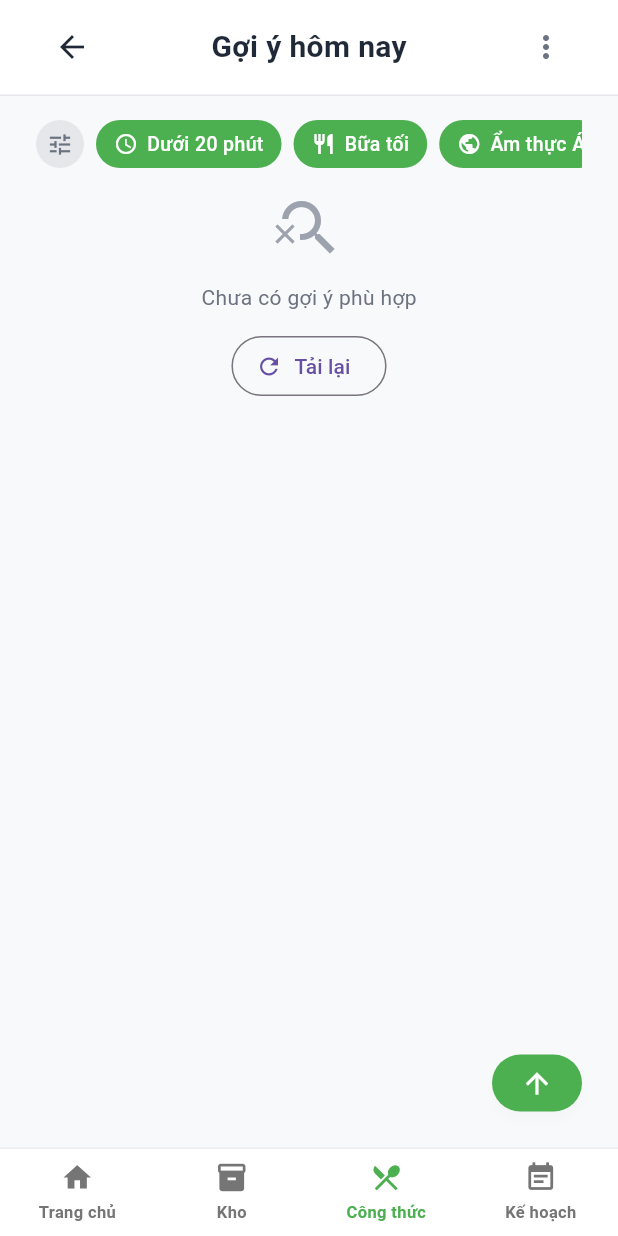
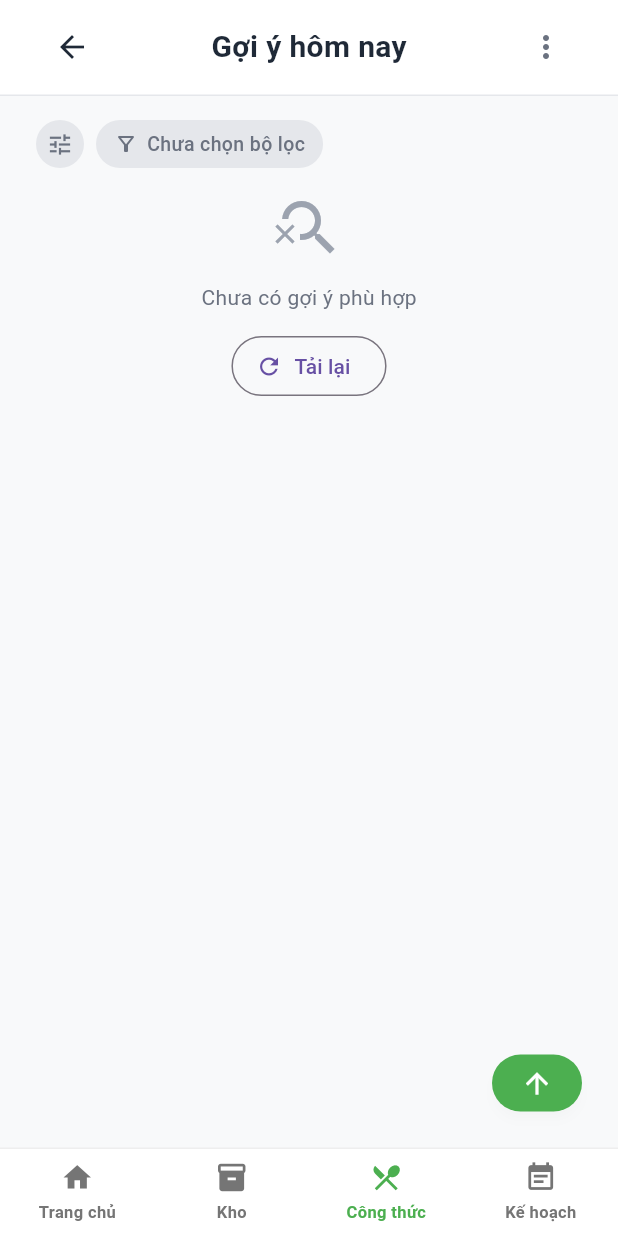
Before and after one commit to softdev-hub/fridge_to_fork_assistant, a Flutter app: the RecipeMatchingView screen opened directly, on a phone screen of 412 x 824 dp. Run offline on Flutter 3.47's test engine with Material 3 defaults, Android fonts, the phone set to English and light mode, and no system bars; our stand-ins replace flutter_dotenv, flutter_local_notifications, flutter_timezone, google_fonts, image_picker, supabase_flutter and 1 more; missing offline and left inert: google_mlkit_text_recognition, workmanager; accounts and stored records are empty; statements that could not run were skipped.

Commit message:
#6 - feat: implement recipe suggestion filter logic

```diff
--- /dev/null
+++ b/lib/controllers/recipe_suggestion_filters.dart
@@ -0,0 +1,187 @@
+import '../models/enums.dart';
+import '../models/recipe.dart';
+import 'recipe_suggestion_controller.dart';
+
+/// Helper to normalize and validate filter selections coming from
+/// the recipe filter dialogs (default + validation views), and to
+/// apply them to recipe suggestions.
+class RecipeFilterOptions {
+  /// Time keys match radio values in the filter dialogs.
+  /// Allowed: '', 'under15', '15to30', 'over30', 'none'
+  final String timeKey;
+  final Set<String> mealLabels; // e.g. {'Sáng', 'Trưa'}
+  final Set<String> cuisineLabels; // e.g. {'Việt', 'Á'}
+
+  const RecipeFilterOptions({
+    required this.timeKey,
+    required this.mealLabels,
+    required this.cuisineLabels,
+  });
+
+  bool get isComplete =>
+      timeKey.isNotEmpty && mealLabels.isNotEmpty && cuisineLabels.isNotEmpty;
+
+  /// Factory to create options from raw selections in the dialogs.
+  factory RecipeFilterOptions.fromSelections({
+    required String selectedTime,
+    required Set<String> selectedMeals,
+    required Set<String> selectedCuisines,
+  }) {
+    return RecipeFilterOptions(
+      timeKey: selectedTime,
+      mealLabels: Set<String>.from(selectedMeals),
+      cuisineLabels: Set<String>.from(selectedCuisines),
+    );
+  }
+}
+
+class RecipeSuggestionFilters {
+  /// Validate completeness used by the validation dialog.
+  static (bool isValid, String? message) validateComplete(
+    RecipeFilterOptions options,
+  ) {
+    if (options.timeKey.isEmpty) {
+      return (false, 'Hãy chọn thời gian nấu.');
+    }
+    if (options.mealLabels.isEmpty) {
+      return (false, 'Hãy chọn loại bữa.');
+    }
+    if (options.cuisineLabels.isEmpty) {
+      return (false, 'Hãy chọn ẩm thực.');
+    }
+    return (true, null);
+  }
+
+  /// Apply filters to a list of recipe suggestions.
+  static List<RecipeSuggestion> applyToSuggestions(
+    List<RecipeSuggestion> suggestions,
+    RecipeFilterOptions options, {
+    bool lenientMissing = true,
+  }) {
+    final mealEnums = _mapMeals(options.mealLabels);
+    final cuisines = _normalizeCuisines(options.cuisineLabels);
+
+    return suggestions.where((s) {
+      final r = s.recipe;
+      return _matchTime(r, options.timeKey, lenientMissing) &&
+          _matchMeal(r, mealEnums, lenientMissing) &&
+          _matchCuisine(r, cuisines, lenientMissing);
+    }).toList();
+  }
+
+  /// Apply filters directly to recipes (if suggestions not yet computed).
+  static List<Recipe> applyToRecipes(
+    List<Recipe> recipes,
+    RecipeFilterOptions options, {
+    bool lenientMissing = true,
+  }) {
+    final mealEnums = _mapMeals(options.mealLabels);
+    final cuisines = _normalizeCuisines(options.cuisineLabels);
+
+    return recipes.where((r) {
+      return _matchTime(r, options.timeKey, lenientMissing) &&
+          _matchMeal(r, mealEnums, lenientMissing) &&
+          _matchCuisine(r, cuisines, lenientMissing);
+    }).toList();
+  }
+
+  static bool _matchTime(
+    Recipe recipe,
+    String timeKey,
+    bool lenientMissing,
+  ) {
+    if (timeKey.isEmpty || timeKey == 'none') return true;
+    final minutes = recipe.cookingTimeMinutes;
+    // Cho qua nếu thiếu dữ liệu khi ở chế độ lenient
+    if (minutes == null) return lenientMissing;
+    switch (timeKey) {
+      case 'under15':
+        return minutes < 15;
+      case '15to30':
+        return minutes >= 15 && minutes <= 30;
+      case 'over30':
+        return minutes > 30;
+      default:
+        return true;
+    }
+  }
+
+  static bool _matchMeal(
+    Recipe recipe,
+    Set<MealTypeEnum> allowed,
+    bool lenientMissing,
+  ) {
+    if (allowed.isEmpty) return true;
+    final meal = recipe.mealType;
+    if (meal == null) return lenientMissing;
+    return allowed.contains(meal);
+  }
+
+  static bool _matchCuisine(
+    Recipe recipe,
+    Set<String> cuisines,
+    bool lenientMissing,
+  ) {
+    if (cuisines.isEmpty) return true;
+    final c = recipe.cuisine?.trim().toLowerCase();
+    if (c == null || c.isEmpty) return lenientMissing;
+    return cuisines.any((target) => c.contains(target) || target.contains(c));
+  }
+
+  static Set<MealTypeEnum> _mapMeals(Set<String> labels) {
+    final normalized = labels.map((e) => e.trim().toLowerCase()).toSet();
+    final result = <MealTypeEnum>{};
+    for (final label in normalized) {
+      if (label.contains('sáng')) {
+        result.add(MealTypeEnum.breakfast);
+      } else if (label.contains('trưa')) {
+        result.add(MealTypeEnum.lunch);
+      } else if (label.contains('tối')) {
+        result.add(MealTypeEnum.dinner);
+      }
+      // 'Bữa phụ' không map vì chưa có enum tương ứng.
+    }
+    return result;
+  }
+
+  static Set<String> _normalizeCuisines(Set<String> labels) {
+    final mapped = <String>{};
+    for (final raw in labels) {
+      final v = raw.trim().toLowerCase();
+      if (v.isEmpty) continue;
+      switch (v) {
+        case 'việt':
+        case 'vietnam':
+        case 'vietnamese':
+          mapped.add('việt');
+          break;
+        case 'á':
+        case 'asian':
+          mapped.add('á');
+          break;
+        case 'âu':
+        case 'europe':
+        case 'european':
+          mapped.add('âu');
+          break;
+        case 'mỹ':
+        case 'us':
+        case 'american':
+          mapped.add('mỹ');
+          break;
+        case 'chay':
+        case 'vegetarian':
+        case 'vegan':
+          mapped.add('chay');
+          break;
+        case 'khác':
+        case 'other':
+          mapped.add('khác');
+          break;
+        default:
+          mapped.add(v);
+      }
+    }
+    return mapped;
+  }
+}
--- a/lib/views/recipes/components/recipe_matching_filter_bar.dart
+++ b/lib/views/recipes/components/recipe_matching_filter_bar.dart
@@ -2,15 +2,26 @@
 
 import 'package:flutter/material.dart';
 import '../recipe_filter_view/recipe_filters_default_view.dart';
+import '../../../controllers/recipe_suggestion_filters.dart';
 
 class RecipeMatchingFilterBar extends StatelessWidget {
-  final List<String> selectedFilters;
+  final RecipeFilterOptions filters;
+  final ValueChanged<RecipeFilterOptions>? onApplied;
 
-  const RecipeMatchingFilterBar({Key? key, this.selectedFilters = const []})
-    : super(key: key);
+  const RecipeMatchingFilterBar({
+    Key? key,
+    this.filters = const RecipeFilterOptions(
+      timeKey: '',
+      mealLabels: <String>{},
+      cuisineLabels: <String>{},
+    ),
+    this.onApplied,
+  }) : super(key: key);
 
   @override
   Widget build(BuildContext context) {
+    final chips = _buildSelectedChips();
+
     // One-row scrollable bar; button first; scrolls if overflow.
     return SingleChildScrollView(
       scrollDirection: Axis.horizontal,
@@ -18,38 +29,76 @@ class RecipeMatchingFilterBar extends StatelessWidget {
         children: [
           _buildFilterButton(context),
           const SizedBox(width: 8),
-          _buildFilterChip(
-            label: 'Dưới 20 phút',
-            icon: Icons.schedule,
-            isSelected: selectedFilters.contains('time'),
-          ),
-          const SizedBox(width: 8),
-          _buildFilterChip(
-            label: 'Bữa tối',
-            icon: Icons.restaurant,
-            isSelected: selectedFilters.contains('meal'),
-          ),
-          const SizedBox(width: 8),
-          _buildFilterChip(
-            label: 'Ẩm thực Á',
-            icon: Icons.public,
-            isSelected: selectedFilters.contains('cuisine'),
-          ),
+          ...chips,
         ],
       ),
     );
   }
 
-  Widget _buildFilterChip({
-    required String label,
-    required IconData icon,
-    required bool isSelected,
-  }) {
+  Widget _buildFilterButton(BuildContext context) {
     return GestureDetector(
-      onTap: () {
-        // TODO: handle filter change
+      onTap: () async {
+        final result =
+            await RecipeFiltersDefaultView.show(context, initial: filters);
+        if (result != null && onApplied != null) {
+          onApplied!(result);
+        }
       },
       child: Container(
+        width: 32,
+        height: 32,
+        decoration: BoxDecoration(
+          color: const Color(0xFFE5E7EB),
+          borderRadius: BorderRadius.circular(16),
+        ),
+        child: const Icon(Icons.tune, size: 18, color: Color(0xFF6B7280)),
+      ),
+    );
+  }
+
+  List<Widget> _buildSelectedChips() {
+    final widgets = <Widget>[];
+
+    final timeLabel = _timeDisplay(filters.timeKey);
+    if (timeLabel != null) {
+      widgets.add(_chip(icon: Icons.schedule, label: timeLabel));
+      widgets.add(const SizedBox(width: 8));
+    }
+
+    if (filters.mealLabels.isNotEmpty) {
+      final mealText = filters.mealLabels.join(', ');
+      widgets.add(_chip(icon: Icons.restaurant, label: mealText));
+      widgets.add(const SizedBox(width: 8));
+    }
+
+    if (filters.cuisineLabels.isNotEmpty) {
+      final cuisineText = filters.cuisineLabels.join(', ');
+      widgets.add(_chip(icon: Icons.public, label: cuisineText));
+      widgets.add(const SizedBox(width: 8));
+    }
+
+    // Nếu không có gì được chọn, hiển thị chip hint.
+    if (widgets.isEmpty) {
+      widgets.add(_chip(
+        icon: Icons.filter_alt_outlined,
+        label: 'Chưa chọn bộ lọc',
+        isSelected: false,
+      ));
+    } else {
+      // bỏ spacer cuối cùng
+      if (widgets.isNotEmpty && widgets.last is SizedBox) {
+        widgets.removeLast();
+      }
+    }
+    return widgets;
+  }
+
+  Widget _chip({
+    required IconData icon,
+    required String label,
+    bool isSelected = true,
+  }) {
+    return Container(
       height: 32,
       padding: const EdgeInsets.symmetric(horizontal: 12, vertical: 6),
       decoration: BoxDecoration(
@@ -75,24 +124,21 @@ class RecipeMatchingFilterBar extends StatelessWidget {
           ),
         ],
       ),
-      ),
     );
   }
 
-  Widget _buildFilterButton(BuildContext context) {
-    return GestureDetector(
-      onTap: () {
-        RecipeFiltersDefaultView.show(context);
-      },
-      child: Container(
-        width: 32,
-        height: 32,
-        decoration: BoxDecoration(
-          color: const Color(0xFFE5E7EB),
-          borderRadius: BorderRadius.circular(16),
-        ),
-        child: const Icon(Icons.tune, size: 18, color: Color(0xFF6B7280)),
-      ),
-    );
+  String? _timeDisplay(String key) {
+    switch (key) {
+      case 'under15':
+        return 'Dưới 15 phút';
+      case '15to30':
+        return '15–30 phút';
+      case 'over30':
+        return 'Trên 30 phút';
+      case 'none':
+        return null;
+      default:
+        return null;
     }
   }
+}
--- a/lib/views/recipes/recipe_matching_view.dart
+++ b/lib/views/recipes/recipe_matching_view.dart
@@ -9,6 +9,7 @@ import '../home_view.dart';
 import '../pantry/pantry_view.dart';
 import '../plans/plan_view.dart';
 import '../../controllers/recipe_suggestion_controller.dart';
+import '../../controllers/recipe_suggestion_filters.dart';
 import '../../models/enums.dart';
 import '../../models/recipe_ingredient.dart';
 
@@ -22,6 +23,11 @@ class RecipeMatchingView extends StatefulWidget {
 class _RecipeMatchingViewState extends State<RecipeMatchingView> {
   final RecipeSuggestionController _controller = RecipeSuggestionController();
   late Future<_MatchData> _future;
+  RecipeFilterOptions _filters = const RecipeFilterOptions(
+    timeKey: '',
+    mealLabels: <String>{},
+    cuisineLabels: <String>{},
+  );
 
   @override
   void initState() {
@@ -40,7 +46,12 @@ class _RecipeMatchingViewState extends State<RecipeMatchingView> {
       seedIfEmpty: false, // dùng dữ liệu thật của user đang đăng nhập
       checkQuantity: false, // nới lỏng để vẫn có gợi ý khi thiếu lượng
     );
-    final cards = suggestions.map(_mapToCardModel).toList();
+    final filtered = RecipeSuggestionFilters.applyToSuggestions(
+      suggestions,
+      _filters,
+      lenientMissing: true,
+    );
+    final cards = filtered.map(_mapToCardModel).toList();
     return _MatchData(cards: cards);
   }
 
@@ -196,7 +207,13 @@ class _RecipeMatchingViewState extends State<RecipeMatchingView> {
                   SizedBox(
                     width: double.infinity,
                     child: RecipeMatchingFilterBar(
-                      selectedFilters: const ['time', 'meal', 'cuisine'],
+                      filters: _filters,
+                      onApplied: (options) {
+                        setState(() {
+                          _filters = options;
+                          _future = _load();
+                        });
+                      },
                     ),
                   ),
                   const SizedBox(height: 16),
```
Also changed, not shown: lib/views/recipes/recipe_filter_view/recipe_filters_default_view.dart (+27 -24 lines), lib/views/recipes/recipe_filter_view/recipe_filters_validation_view.dart (+23 -27 lines). Lines whose indentation alone changed are shown as unchanged.
